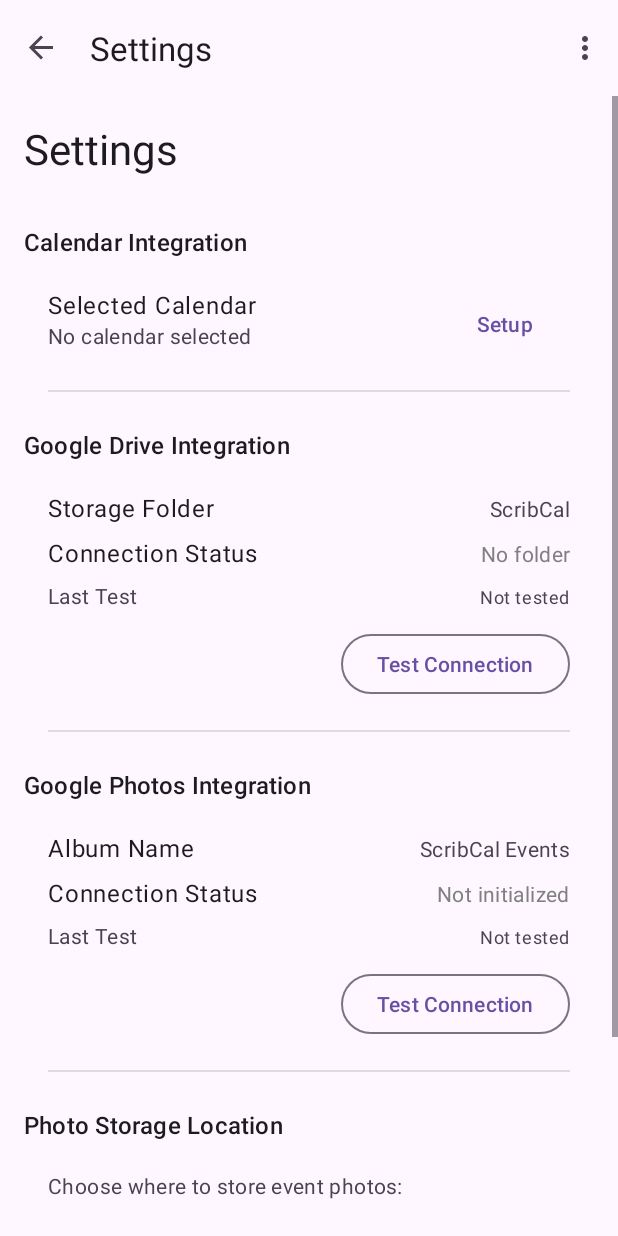
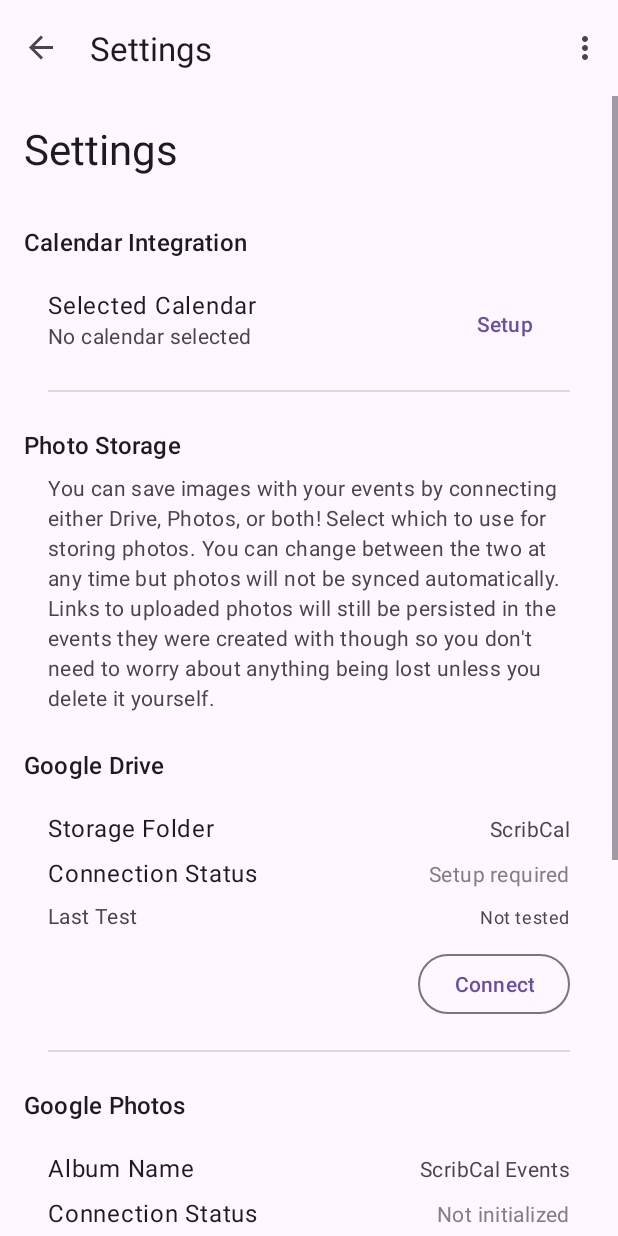
Before and after one commit to tjcelaya/scribcal-android, an Android app: the SettingsFragment screen opened through its navigation route, on a phone screen of 412 x 824 dp. Run offline under Robolectric (Android 15) with nearby library versions, the phone set to English and light mode, and no system bars; our stand-ins replace navigation-ui; libraries missing offline, so code that uses them is left out: com.google.api.client, com.google.api.services; 1 statement that could not run was skipped.

Commit message:
just general sanity check commit with polish

```diff
--- a/app/src/main/res/layout/fragment_settings.xml
+++ b/app/src/main/res/layout/fragment_settings.xml
@@ -89,12 +89,32 @@
             android:layout_marginBottom="24dp"
             android:background="?android:attr/listDivider" />
 
+        <!-- Photo Storage Section -->
+        <TextView
+            android:layout_width="match_parent"
+            android:layout_height="wrap_content"
+            android:layout_marginBottom="8dp"
+            android:text="Photo Storage"
+            android:textAppearance="@style/TextAppearance.Material3.TitleMedium"
+            android:textColor="?android:attr/textColorPrimary" />
+
+        <TextView
+            android:layout_width="match_parent"
+            android:layout_height="wrap_content"
+            android:layout_marginStart="16dp"
+            android:layout_marginEnd="16dp"
+            android:layout_marginBottom="24dp"
+            android:text="You can save images with your events by connecting either Drive, Photos, or both! Select which to use for storing photos. You can change between the two at any time but photos will not be synced automatically. Links to uploaded photos will still be persisted in the events they were created with though so you don't need to worry about anything being lost unless you delete it yourself."
+            android:textAppearance="@style/TextAppearance.Material3.BodyMedium"
+            android:textColor="?android:attr/textColorSecondary"
+            android:lineSpacingMultiplier="1.2" />
+
         <!-- Google Drive Section -->
         <TextView
             android:layout_width="match_parent"
             android:layout_height="wrap_content"
             android:layout_marginBottom="8dp"
-            android:text="Google Drive Integration"
+            android:text="Google Drive"
             android:textAppearance="@style/TextAppearance.Material3.TitleMedium"
             android:textColor="?android:attr/textColorPrimary" />
 
@@ -186,7 +206,7 @@
                 android:layout_width="wrap_content"
                 android:layout_height="wrap_content"
                 android:layout_gravity="end"
-                android:text="Test Connection"
+                android:text="Connect"
                 android:textSize="14sp" />
 
         </LinearLayout>
@@ -205,7 +225,7 @@
             android:layout_width="match_parent"
             android:layout_height="wrap_content"
             android:layout_marginBottom="8dp"
-            android:text="Google Photos Integration"
+            android:text="Google Photos"
             android:textAppearance="@style/TextAppearance.Material3.TitleMedium"
             android:textColor="?android:attr/textColorPrimary" />
 
@@ -297,7 +317,7 @@
                 android:layout_width="wrap_content"
                 android:layout_height="wrap_content"
                 android:layout_gravity="end"
-                android:text="Test Connection"
+                android:text="Connect"
                 android:textSize="14sp" />
 
         </LinearLayout>
@@ -316,7 +336,7 @@
             android:layout_width="match_parent"
             android:layout_height="wrap_content"
             android:layout_marginBottom="8dp"
-            android:text="Photo Storage Location"
+            android:text="Save Photos to"
             android:textAppearance="@style/TextAppearance.Material3.TitleMedium"
             android:textColor="?android:attr/textColorPrimary" />
 
```
Also changed, not shown: app/src/main/java/com/tjcelaya/scribcal/data/DriveRepository.kt (+40 -2 lines), app/src/main/java/com/tjcelaya/scribcal/ui/settings/SettingsFragment.kt (+90 -9 lines), 8 other files.
